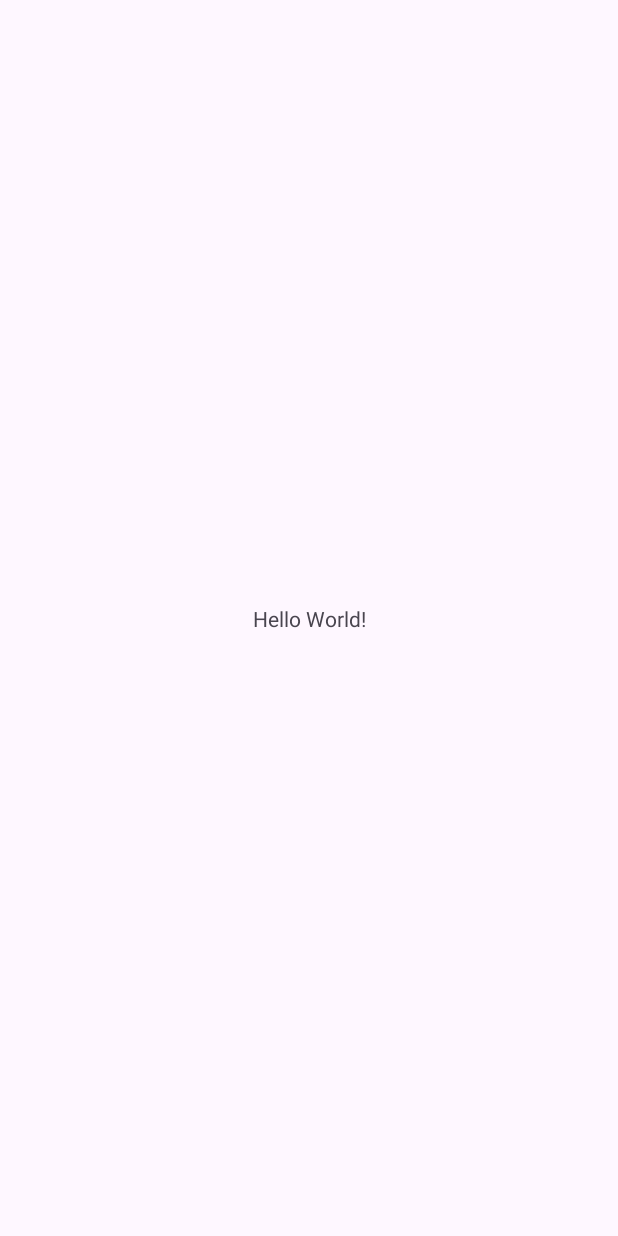
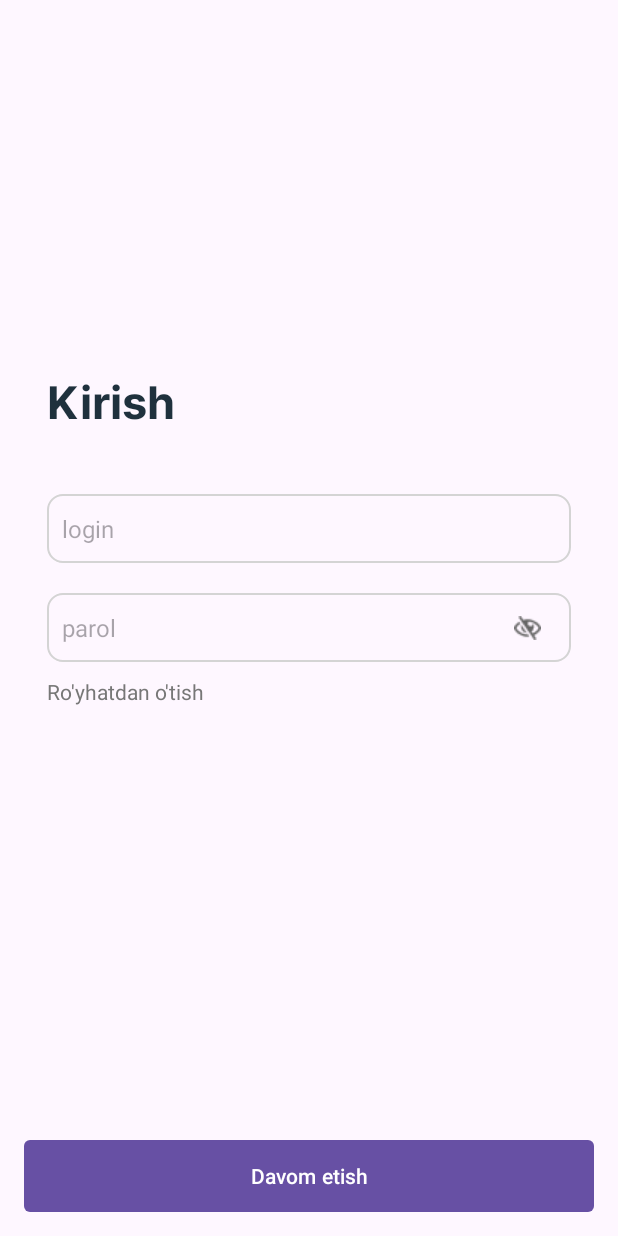
Before and after one commit to Ilhomjon1502/MayoqUser, an Android app: the screen it shows after launch (MainActivity), on a phone screen of 412 x 824 dp. Before the commit the screen is almost empty. Run offline under Robolectric (Android 15) with nearby library versions, the phone set to English and light mode, and no system bars.

Commit message:
SplashScreenFragment, SignInFragment, SignUpFragment ui finished.

```diff
--- a/app/build.gradle
+++ b/app/build.gradle
@@ -30,6 +30,9 @@ android {
     kotlinOptions {
         jvmTarget = '1.8'
     }
+    viewBinding{
+        enabled true
+    }
 }
 
 dependencies {
@@ -38,6 +41,8 @@ dependencies {
     implementation 'androidx.appcompat:appcompat:1.6.1'
     implementation 'com.google.android.material:material:1.5.0'
     implementation 'androidx.constraintlayout:constraintlayout:2.1.4'
+    implementation 'androidx.navigation:navigation-fragment-ktx:2.5.3'
+    implementation 'androidx.navigation:navigation-ui-ktx:2.5.3'
     testImplementation 'junit:junit:4.13.2'
     androidTestImplementation 'androidx.test.ext:junit:1.1.5'
     androidTestImplementation 'androidx.test.espresso:espresso-core:3.5.1'
--- /dev/null
+++ b/app/src/main/java/uz/ilhomjon/soscaruser/view/sign_in/SignInFragment.kt
@@ -0,0 +1,22 @@
+package uz.ilhomjon.soscaruser.view.sign_in
+
+import android.os.Bundle
+import androidx.fragment.app.Fragment
+import android.view.LayoutInflater
+import android.view.View
+import android.view.ViewGroup
+import uz.ilhomjon.soscaruser.R
+import uz.ilhomjon.soscaruser.databinding.FragmentSignInBinding
+
+class SignInFragment : Fragment() {
+
+    private val binding by lazy { FragmentSignInBinding.inflate(layoutInflater) }
+    override fun onCreateView(
+        inflater: LayoutInflater, container: ViewGroup?,
+        savedInstanceState: Bundle?,
+    ): View {
+
+
+        return binding.root
+    }
+}
--- /dev/null
+++ b/app/src/main/res/drawable/button_background.xml
@@ -0,0 +1,11 @@
+<?xml version="1.0" encoding="utf-8"?>
+<selector xmlns:android="http://schemas.android.com/apk/res/android">
+
+    <item>
+        <shape android:shape="rectangle">
+            <solid android:color="#4387C5"/>
+            <corners android:radius="4dp"/>
+        </shape>
+    </item>
+
+</selector>
--- /dev/null
+++ b/app/src/main/res/drawable/signin_edittext_background.xml
@@ -0,0 +1,15 @@
+<?xml version="1.0" encoding="utf-8"?>
+<selector xmlns:android="http://schemas.android.com/apk/res/android">
+
+
+    <item>
+        <shape android:shape="rectangle">
+            <corners
+                android:radius="10dp"/>
+            <stroke
+                android:width="1dp"
+                android:color="#D4D4D4"/>
+        </shape>
+    </item>
+
+</selector>
--- a/app/src/main/res/layout/activity_main.xml
+++ b/app/src/main/res/layout/activity_main.xml
@@ -1,15 +1,20 @@
 <?xml version="1.0" encoding="utf-8"?>
-<androidx.constraintlayout.widget.ConstraintLayout xmlns:android="http://schemas.android.com/apk/res/android"
+<androidx.constraintlayout.widget.ConstraintLayout
+    xmlns:android="http://schemas.android.com/apk/res/android"
     xmlns:app="http://schemas.android.com/apk/res-auto"
     xmlns:tools="http://schemas.android.com/tools"
     android:layout_width="match_parent"
     android:layout_height="match_parent"
     tools:context=".MainActivity">
 
-    <TextView
-        android:layout_width="wrap_content"
-        android:layout_height="wrap_content"
-        android:text="Hello World!"
+
+    <androidx.fragment.app.FragmentContainerView
+        android:id="@+id/my_host_fragment"
+        android:layout_width="match_parent"
+        android:layout_height="match_parent"
+        android:name="androidx.navigation.fragment.NavHostFragment"
+        app:navGraph = "@navigation/my_navigation"
+        app:defaultNavHost = "true"
         app:layout_constraintBottom_toBottomOf="parent"
         app:layout_constraintEnd_toEndOf="parent"
         app:layout_constraintStart_toStartOf="parent"
--- /dev/null
+++ b/app/src/main/res/layout/fragment_sign_in.xml
@@ -0,0 +1,83 @@
+<?xml version="1.0" encoding="utf-8"?>
+<androidx.constraintlayout.widget.ConstraintLayout
+    xmlns:android="http://schemas.android.com/apk/res/android"
+    xmlns:app="http://schemas.android.com/apk/res-auto"
+    xmlns:tools="http://schemas.android.com/tools"
+    android:layout_width="match_parent"
+    android:layout_height="match_parent"
+    android:padding="16dp"
+    tools:context=".view.sign_in.SignInFragment">
+
+
+    <LinearLayout
+        android:layout_width="match_parent"
+        android:layout_height="wrap_content"
+        android:padding="15dp"
+        android:orientation="vertical"
+        app:layout_constraintVertical_bias=".4"
+        app:layout_constraintTop_toTopOf="parent"
+        app:layout_constraintBottom_toBottomOf="parent">
+        <TextView
+            android:layout_width="wrap_content"
+            android:layout_height="wrap_content"
+            android:layout_marginBottom="40dp"
+            android:fontFamily="@font/interbold"
+            android:text="Kirish"
+            android:textColor="#1F313D"
+            android:textSize="30dp" />
+
+        <EditText
+            android:id="@+id/edt_login"
+            android:layout_width="match_parent"
+            android:layout_height="46dp"
+            android:layout_marginBottom="20dp"
+            android:background="@drawable/signin_edittext_background"
+            android:hint="login"
+            android:inputType="text"
+            android:paddingHorizontal="10dp"
+            android:textColor="#333333"
+            android:textSize="16sp" />
+
+        <androidx.constraintlayout.widget.ConstraintLayout
+            android:layout_width="match_parent"
+            android:layout_height="46dp">
+
+            <EditText
+                android:id="@+id/edt_password"
+                android:layout_width="match_parent"
+                android:layout_height="match_parent"
+                android:background="@drawable/signin_edittext_background"
+                android:hint="parol"
+                android:inputType="textPassword"
+                android:paddingHorizontal="10dp"
+                android:textColor="#333333"
+                android:textSize="16sp" />
+
+            <ImageView
+                android:layout_width="wrap_content"
+                android:layout_height="wrap_content"
+                android:layout_marginEnd="20dp"
+                android:src="@drawable/password_icon"
+                app:layout_constraintBottom_toBottomOf="parent"
+                app:layout_constraintRight_toRightOf="parent"
+                app:layout_constraintTop_toTopOf="parent" />
+        </androidx.constraintlayout.widget.ConstraintLayout>
+
+        <TextView
+            android:layout_width="match_parent"
+            android:layout_height="wrap_content"
+            android:layout_marginTop="10dp"
+            android:text="Ro'yhatdan o'tish"
+            android:textColor="#777777" />
+
+    </LinearLayout>
+
+
+    <Button
+        android:layout_width="match_parent"
+        android:layout_height="wrap_content"
+        android:text="Davom etish"
+        android:backgroundTint="#4387C5"
+        android:background="@drawable/button_background"
+        app:layout_constraintBottom_toBottomOf="parent"/>
+</androidx.constraintlayout.widget.ConstraintLayout>
--- /dev/null
+++ b/app/src/main/res/navigation/my_navigation.xml
@@ -0,0 +1,23 @@
+<?xml version="1.0" encoding="utf-8"?>
+<navigation xmlns:android="http://schemas.android.com/apk/res/android"
+    xmlns:app="http://schemas.android.com/apk/res-auto"
+    xmlns:tools="http://schemas.android.com/tools"
+    android:id="@+id/my_navigation"
+    app:startDestination="@id/signInFragment">
+
+    <fragment
+        android:id="@+id/splashScreenFragment"
+        android:name="uz.ilhomjon.soscaruser.view.splash.SplashScreenFragment"
+        android:label="fragment_splash_screen"
+        tools:layout="@layout/fragment_splash_screen" />
+    <fragment
+        android:id="@+id/signInFragment"
+        android:name="uz.ilhomjon.soscaruser.view.sign_in.SignInFragment"
+        android:label="fragment_sign_in"
+        tools:layout="@layout/fragment_sign_in" />
+    <fragment
+        android:id="@+id/signUpFragment"
+        android:name="uz.ilhomjon.soscaruser.view.sign_up.SignUpFragment"
+        android:label="fragment_sign_up"
+        tools:layout="@layout/fragment_sign_up" />
+</navigation>
--- a/app/src/main/res/values/strings.xml
+++ b/app/src/main/res/values/strings.xml
@@ -1,3 +1,5 @@
 <resources>
     <string name="app_name">SOSCarUser</string>
+    <!-- TODO: Remove or change this placeholder text -->
+    <string name="hello_blank_fragment">Hello blank fragment</string>
 </resources>
```
Also changed, not shown: app/src/main/java/uz/ilhomjon/soscaruser/view/sign_up/SignUpFragment.kt (added, +23 -0 lines), app/src/main/java/uz/ilhomjon/soscaruser/view/splash/SplashScreenFragment.kt (added, +25 -0 lines), app/src/main/res/layout/fragment_sign_up.xml (added, +135 -0 lines), app/src/main/res/layout/fragment_splash_screen.xml (added, +44 -0 lines), app/src/main/res/drawable/gerb.png (added), app/src/main/res/drawable/password_icon.png (added), app/src/main/res/font/interblack.ttf (added), app/src/main/res/font/interbold.ttf (added), app/src/main/res/font/interlight.ttf (added), app/src/main/res/font/intermedium.ttf (added), app/src/main/res/font/interregular.ttf (added), app/src/main/res/font/intersemibold.ttf (added).
